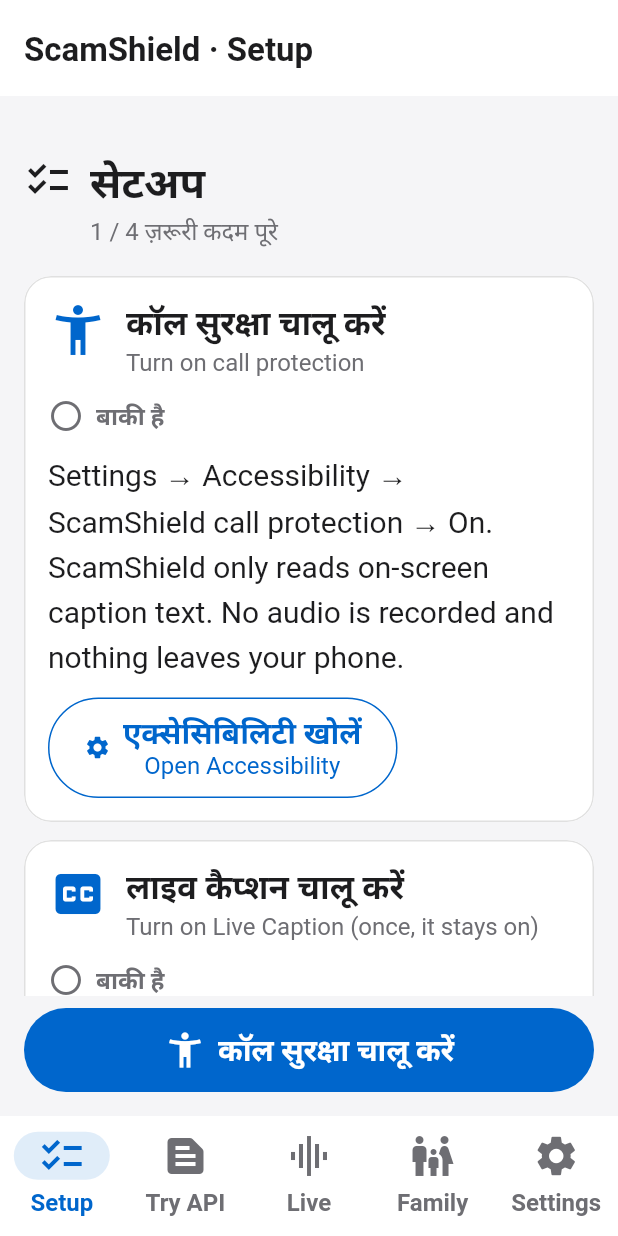
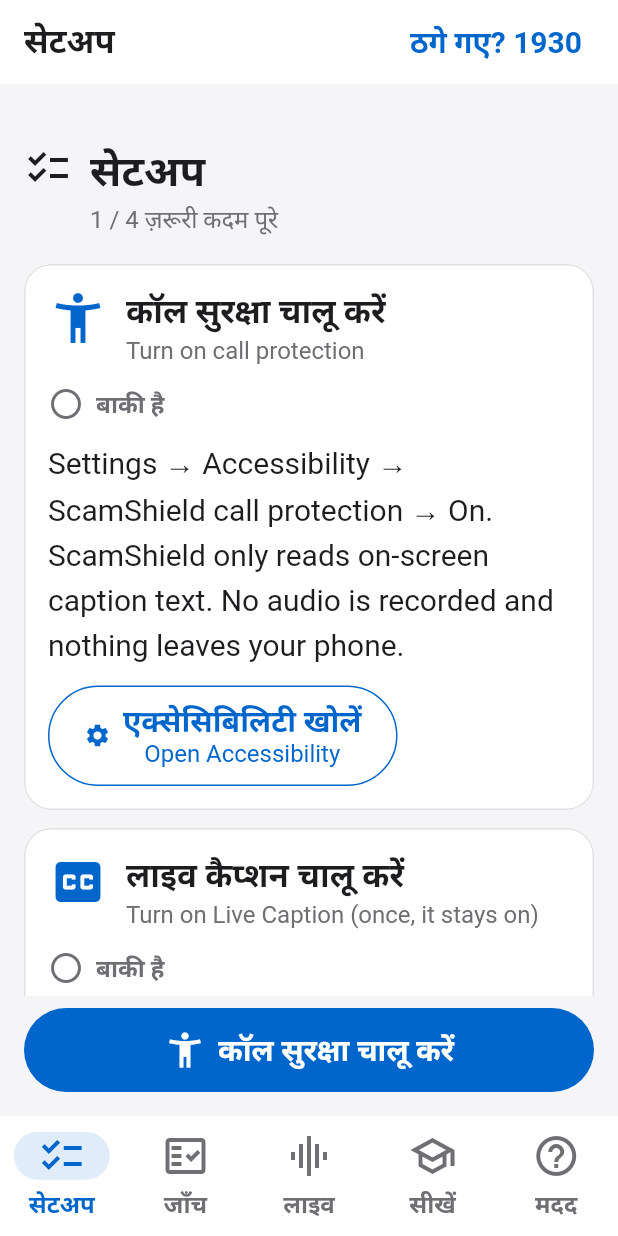
Before and after one commit to manaspros/scamshield-hackasol, a Flutter app: the screen it shows after launch, on a phone screen of 412 x 824 dp. Run offline on Flutter 3.47's test engine with Material 3 defaults, Android fonts, the phone set to English and light mode, and no system bars.

Commit message:
feat(nav): five-tab shell, 1930 entry, report deep link (T3.11)
Claude-Session: https://claude.ai/code/session_01Bj5MiNxntDEfMLMNnmoDz3

```diff
--- a/lib/main.dart
+++ b/lib/main.dart
@@ -1,11 +1,17 @@
 import 'package:flutter/material.dart';
+import 'package:flutter/services.dart';
 
 import 'screens/family_screen.dart';
+import 'screens/lessons_screen.dart';
 import 'screens/live_feed_screen.dart';
+import 'screens/report_screen.dart';
 import 'screens/settings_screen.dart';
 import 'screens/setup_screen.dart';
 import 'screens/try_api_screen.dart';
 import 'theme/app_theme.dart';
+import 'theme/tokens.dart';
+import 'widgets/action_tile.dart';
+import 'widgets/section_header.dart';
 
 void main() => runApp(const ScamShieldApp());
 
@@ -25,38 +31,144 @@ class ScamShieldApp extends StatelessWidget {
   }
 }
 
+/// Chrome (app bar, nav bar) stops growing at 1.2x so it fits at system 2.0x; page content keeps full scale.
+Widget _clamped(Widget child) => MediaQuery.withClampedTextScaling(maxScaleFactor: 1.2, child: child);
+
+PreferredSizeWidget _bar(String title, {List<Widget>? actions}) => PreferredSize(
+      preferredSize: const Size.fromHeight(kToolbarHeight),
+      child: _clamped(AppBar(title: Text(title), actions: actions)),
+    );
+
 class HomeShell extends StatefulWidget {
   const HomeShell({super.key});
   @override
   State<HomeShell> createState() => _HomeShellState();
 }
 
-class _HomeShellState extends State<HomeShell> {
+class _HomeShellState extends State<HomeShell> with WidgetsBindingObserver {
+  static const _api = MethodChannel('scamshield/api');
+  static const _titles = ['सेटअप', 'जाँच', 'लाइव', 'सीखें', 'मदद'];
+
   int _tab = 0;
-  static const _titles = ['Setup', 'Try the Text API', 'Live call feed', 'Family code', 'Settings'];
+  final _visited = <int>{0}; // tabs are built on first visit, then kept alive
+
+  @override
+  void initState() {
+    super.initState();
+    WidgetsBinding.instance.addObserver(this);
+    WidgetsBinding.instance.addPostFrameCallback((_) => _openInitialRoute());
+  }
+
+  @override
+  void dispose() {
+    WidgetsBinding.instance.removeObserver(this);
+    super.dispose();
+  }
+
+  @override
+  void didChangeAppLifecycleState(AppLifecycleState state) {
+    if (state == AppLifecycleState.resumed) _openInitialRoute();
+  }
+
+  /// Native hands out the launch/notification route once ("report", later "recording"), then null.
+  Future<void> _openInitialRoute() async {
+    String? route;
+    try {
+      route = await _api.invokeMethod<String>('app.initialRoute');
+    } on MissingPluginException {
+      return; // tests / non-Android
+    } on PlatformException {
+      return;
+    }
+    if (!mounted) return;
+    // T2.7 adds: case 'recording' -> push RecordingScreen.
+    if (route == 'report') {
+      Navigator.of(context).popUntil((r) => r.isFirst);
+      _openReport();
+    }
+  }
+
+  void _push(String title, Widget page) => Navigator.of(context).push(MaterialPageRoute<void>(
+        builder: (_) => Scaffold(appBar: _bar(title), body: page),
+      ));
+
+  void _openReport() => _push('रिपोर्ट', const ReportScreen());
+
+  Widget _page(int i) => switch (i) {
+        0 => const SetupScreen(),
+        1 => const TryApiScreen(),
+        2 => const LiveFeedScreen(),
+        3 => const LessonsScreen(),
+        _ => _HelpHub(onOpen: _push),
+      };
 
   @override
   Widget build(BuildContext context) {
     return Scaffold(
-      appBar: AppBar(title: Text('ScamShield · ${_titles[_tab]}')),
-      body: IndexedStack(index: _tab, children: const [
-        SetupScreen(),
-        TryApiScreen(),
-        LiveFeedScreen(),
-        FamilyScreen(),
-        SettingsScreen(),
+      appBar: _bar(_titles[_tab], actions: [
+        // Always visible: the fastest way to the 1930 report flow (the dial itself happens only in ReportScreen).
+        TextButton(
+          key: const Key('btn_report_1930'),
+          onPressed: _openReport,
+          style: TextButton.styleFrom(minimumSize: const Size(kTouch, kTouch)),
+          child: const Text('ठगे गए? 1930'),
+        ),
+        const SizedBox(width: Sp.s),
       ]),
-      bottomNavigationBar: NavigationBar(
+      body: IndexedStack(index: _tab, children: [
+        for (var i = 0; i < _titles.length; i++) _visited.contains(i) ? _page(i) : const SizedBox.shrink(),
+      ]),
+      bottomNavigationBar: _clamped(NavigationBar(
         selectedIndex: _tab,
-        onDestinationSelected: (i) => setState(() => _tab = i),
+        onDestinationSelected: (i) => setState(() {
+          _tab = i;
+          _visited.add(i);
+        }),
         destinations: const [
-          NavigationDestination(icon: Icon(Icons.checklist), label: 'Setup'),
-          NavigationDestination(icon: Icon(Icons.text_snippet), label: 'Try API'),
-          NavigationDestination(icon: Icon(Icons.graphic_eq), label: 'Live'),
-          NavigationDestination(icon: Icon(Icons.family_restroom), label: 'Family'),
-          NavigationDestination(icon: Icon(Icons.settings), label: 'Settings'),
+          NavigationDestination(icon: Icon(Icons.checklist), label: 'सेटअप', tooltip: 'Setup'),
+          NavigationDestination(icon: Icon(Icons.fact_check_outlined), selectedIcon: Icon(Icons.fact_check), label: 'जाँच', tooltip: 'Check'),
+          NavigationDestination(icon: Icon(Icons.graphic_eq), label: 'लाइव', tooltip: 'Live'),
+          NavigationDestination(icon: Icon(Icons.school_outlined), selectedIcon: Icon(Icons.school), label: 'सीखें', tooltip: 'Learn'),
+          NavigationDestination(icon: Icon(Icons.help_outline), selectedIcon: Icon(Icons.help), label: 'मदद', tooltip: 'Help'),
         ],
-      ),
+      )),
     );
   }
 }
+
+/// Help tab: one big icon-first tile per task without a bottom-bar slot. Hindi label, English caption.
+class _HelpHub extends StatelessWidget {
+  const _HelpHub({required this.onOpen});
+  final void Function(String title, Widget page) onOpen;
+
+  @override
+  Widget build(BuildContext context) {
+    return ListView(
+      padding: const EdgeInsets.fromLTRB(Sp.l, 0, Sp.l, Sp.xl),
+      children: [
+        const SectionHeader(title: 'मदद', icon: Icons.help, subtitle: 'Help'),
+        ActionTile(
+          icon: Icons.flag,
+          label: 'रिपोर्ट करें',
+          caption: 'Report a scam (1930)',
+          onTap: () => onOpen('रिपोर्ट', const ReportScreen()),
+        ),
+        const SizedBox(height: Sp.m),
+        ActionTile(
+          icon: Icons.family_restroom,
+          label: 'परिवार कोड',
+          caption: 'Family code',
+          onTap: () => onOpen('परिवार कोड', const FamilyScreen()),
+        ),
+        const SizedBox(height: Sp.m),
+        ActionTile(
+          icon: Icons.settings,
+          label: 'सेटिंग',
+          caption: 'Settings',
+          onTap: () => onOpen('सेटिंग', const SettingsScreen()),
+        ),
+        // T2.7 adds the Recording tile here: ActionTile(icon: Icons.mic, label: 'कॉल रिकॉर्डिंग', caption: 'Check a recorded call', ...)
+      ],
+    );
+  }
+}
```
Also changed, not shown: 3 other files.
